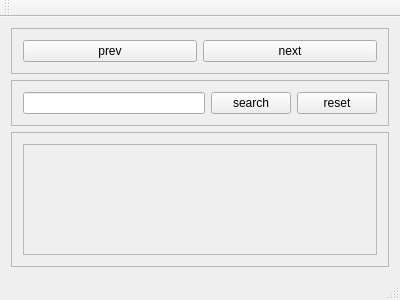
This is mainwindow.ui in blockspacer/qt-QDataWidgetMapper-custom-model as Qt 5 draws it before an edit. The edited form follows.
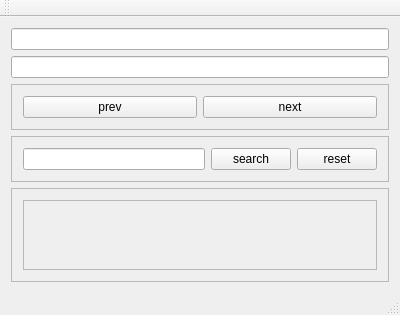
This is the edited form.

```diff
--- a/mainwindow.ui
+++ b/mainwindow.ui
@@ -15,6 +15,12 @@
   </property>
   <widget class="QWidget" name="centralWidget">
    <layout class="QVBoxLayout" name="verticalLayout">
+    <item>
+     <widget class="QLineEdit" name="lineEdit"/>
+    </item>
+    <item>
+     <widget class="QLineEdit" name="lineEdit_2"/>
+    </item>
     <item>
      <layout class="QVBoxLayout" name="verticalLayout_2">
       <item>
```
